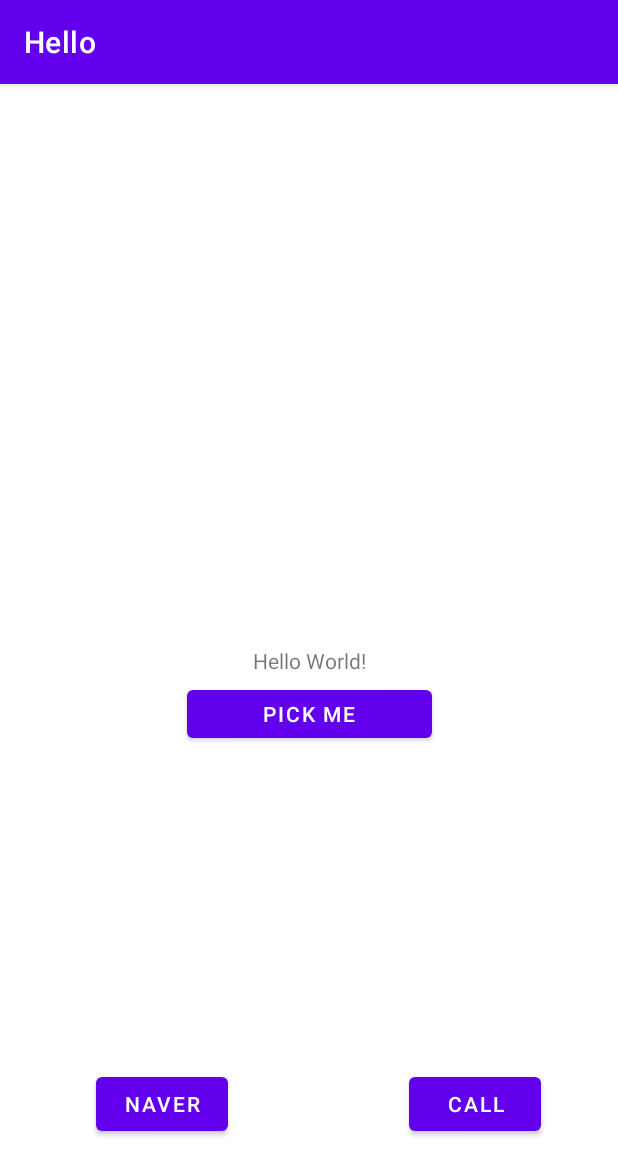
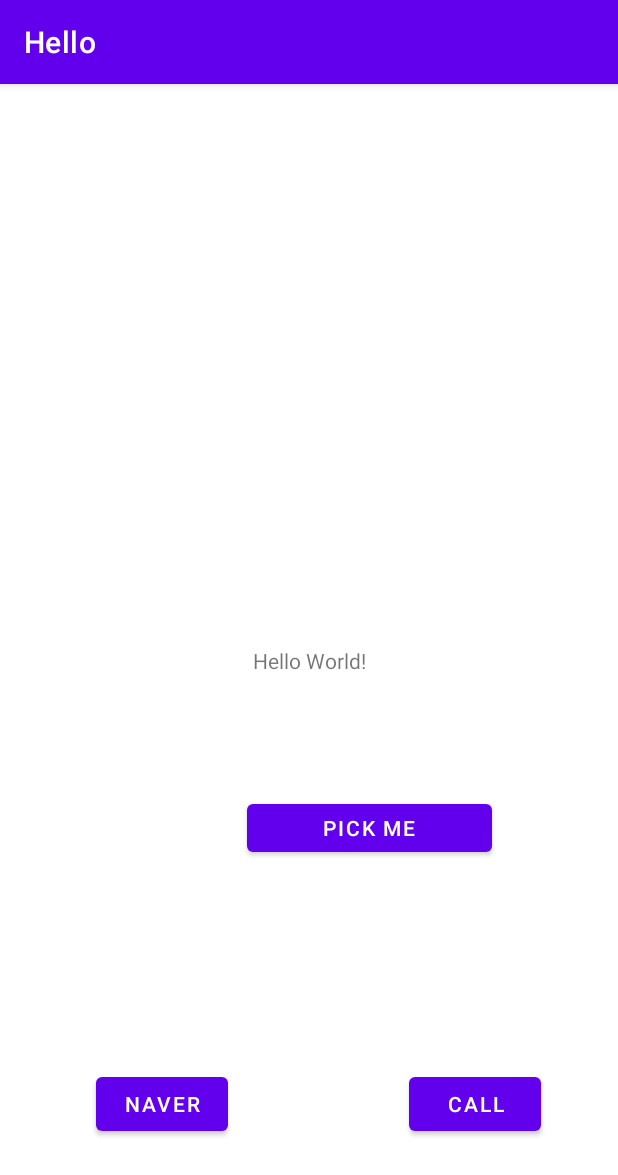
Before and after one commit to kanghyejin0106/Hello2, an Android app: the screen it shows after launch (MainActivity), on a phone screen of 412 x 824 dp. Shown: the top 1175 px of the screen. Run offline under Robolectric (Android 15) with nearby library versions, the phone set to English and light mode, and no system bars.

Commit message:
1_layout
layout : margin

```diff
--- a/app/src/main/res/layout/activity_main.xml
+++ b/app/src/main/res/layout/activity_main.xml
@@ -20,7 +20,9 @@
         android:id="@+id/mainbutton"
         android:layout_width="163dp"
         android:layout_height="44dp"
-        android:layout_marginTop="4dp"
+        android:layout_marginStart="80dp"
+        android:layout_marginLeft="80dp"
+        android:layout_marginTop="80dp"
         android:onClick="onClickMainButton"
         android:text="Pick Me"
         app:layout_constraintEnd_toEndOf="parent"
```
Also changed, not shown: app/src/main/java/android/develop/hello/MainActivity.java (line endings or trailing spaces).
